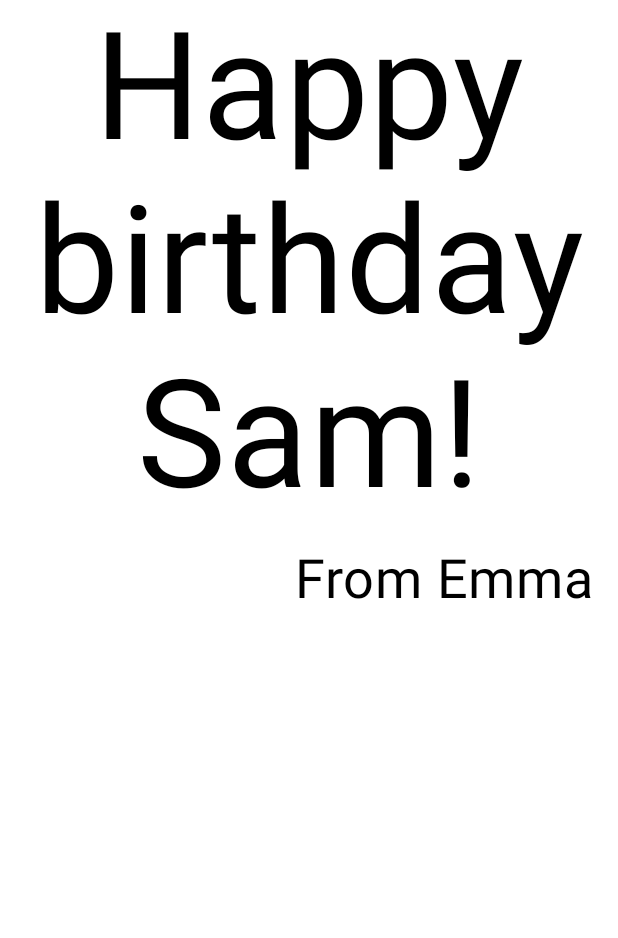
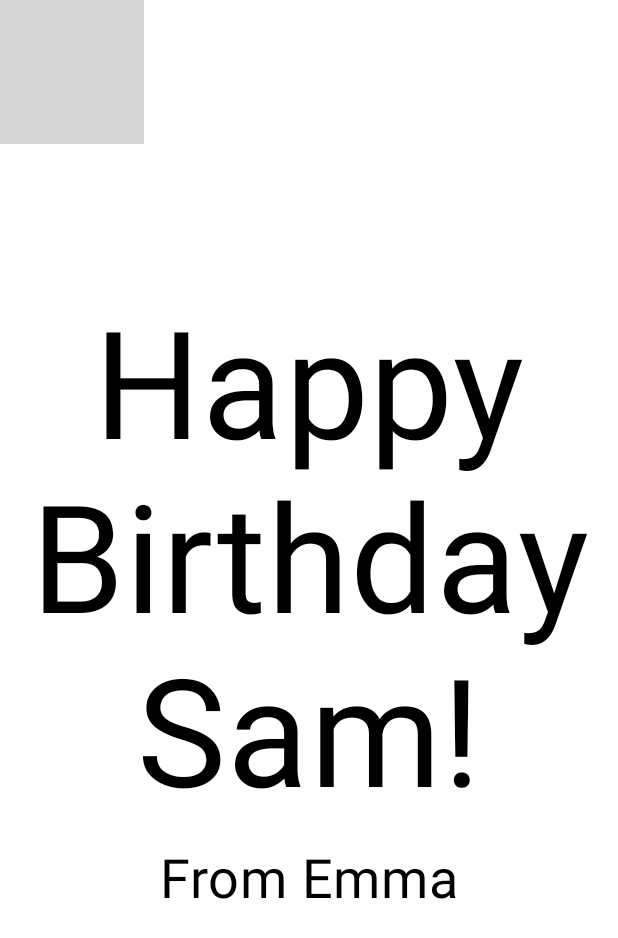
Before and after one commit to neodev08/HappyBirthday, an Android app built with Jetpack Compose: the @Preview function BirthdayCardPreview, on a phone screen of 412 x 824 dp. Shown: the top 938 px of the screen. Run offline under Robolectric (Android 15) with nearby library versions, the phone set to English and light mode, and no system bars; grey boxes are pictures that could not be loaded.

Commit message:
"Initial commit - Happy Birthday App🎉"

```diff
--- a/app/src/main/java/com/neovlog/happybirthday/MainActivity.kt
+++ b/app/src/main/java/com/neovlog/happybirthday/MainActivity.kt
@@ -3,7 +3,10 @@ package com.neovlog.happybirthday
 import android.os.Bundle
 import androidx.activity.ComponentActivity
 import androidx.activity.compose.setContent
+import androidx.compose.foundation.Image
+import androidx.compose.foundation.background
 import androidx.compose.foundation.layout.Arrangement
+import androidx.compose.foundation.layout.Box
 import androidx.compose.foundation.layout.Column
 import androidx.compose.foundation.layout.fillMaxSize
 import androidx.compose.foundation.layout.padding
@@ -14,6 +17,9 @@ import androidx.compose.runtime.Composable
 import androidx.compose.ui.Alignment
 import androidx.compose.ui.Modifier
 import androidx.compose.ui.graphics.Color
+import androidx.compose.ui.layout.ContentScale
+import androidx.compose.ui.res.painterResource
+import androidx.compose.ui.res.stringResource
 import androidx.compose.ui.text.style.TextAlign
 import androidx.compose.ui.tooling.preview.Preview
 import androidx.compose.ui.unit.dp
@@ -30,10 +36,9 @@ class MainActivity : ComponentActivity() {
                     modifier = Modifier.fillMaxSize(),
                     color = MaterialTheme.colorScheme.background
                 ) {
-                    GreetingText(
-                        message = "Happy Birthday Sam!",
-                        from = "From Emma",
-                        modifier = Modifier.padding(8.dp)
+                    GreetingImage(
+                        message = stringResource(R.string.happy_birthday_sam),
+                        from = stringResource(R.string.signature_text)
                     )
                 }
             }
@@ -55,11 +60,32 @@ fun GreetingText(message: String, from: String , modifier: Modifier = Modifier)
         Text(
             text = from,
             fontSize = 36.sp,
+            modifier = Modifier //modificador para agregar espacio (padding)
+                .padding(
+                    16.dp
+                )
+                .align(alignment = Alignment.CenterHorizontally)
+
+        )
+    }
+}
+@Composable
+fun GreetingImage(message: String, from: String, modifier: Modifier = Modifier) {
+    val image = painterResource(R.drawable.androidparty)
+    Box(modifier) {
+        Image(
+            painter = image,
+            contentDescription = null,
+            contentScale = ContentScale.Crop,
+            alpha = 0.5F // controla la opacidad
+
+        )
+        GreetingText(
+            message = message,
+            from = from,
             modifier = Modifier
-            .padding(16.dp)
-            .align(alignment = Alignment.End)
-
-
+                .fillMaxSize()
+                .padding(8.dp)
         )
     }
 }
@@ -68,6 +94,10 @@ fun GreetingText(message: String, from: String , modifier: Modifier = Modifier)
 @Composable
 fun BirthdayCardPreview() {
     HappyBirthdayTheme {
-        GreetingText(message = "Happy birthday Sam!", from = "From Emma")
+        //GreetingText(message = "Happy birthday Sam!", from = "From Emma")
+        GreetingImage(
+            message = stringResource(R.string.happy_birthday_sam),
+            from = stringResource(R.string.signature_text)
+        )
     }
 }
--- a/app/src/main/res/values/strings.xml
+++ b/app/src/main/res/values/strings.xml
@@ -1,3 +1,5 @@
 <resources>
     <string name="app_name">Happy Birthday</string>
+    <string name="happy_birthday_sam">Happy Birthday Sam!</string>
+    <string name="signature_text">From Emma</string>
 </resources>
```
Also changed, not shown: 1 other file.
